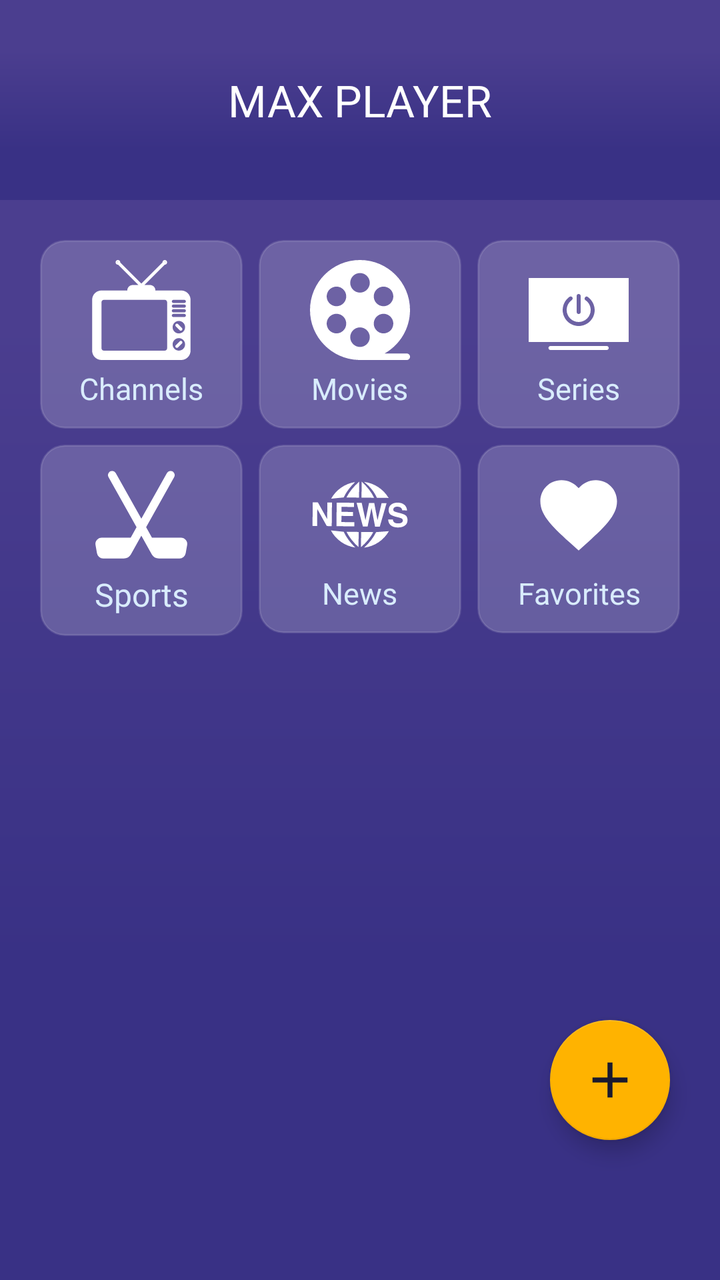
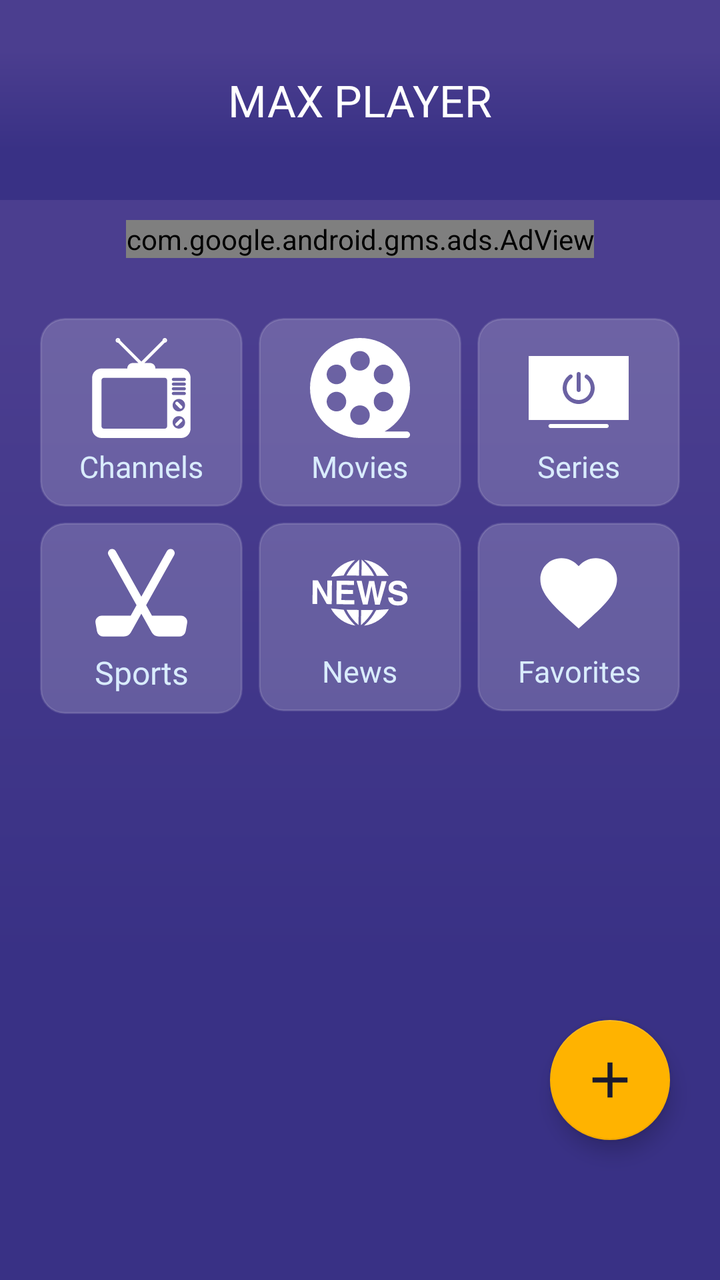

The first picture is an Android layout as it rendered before a commit; the second is the same layout after the commit. The layout source and the unified diff follow.
<!-- AndroidManifest.xml: activity theme FilePickerTheme -->
<!-- res/layout/activity_main.xml -->
<androidx.drawerlayout.widget.DrawerLayout
    xmlns:android="http://schemas.android.com/apk/res/android"
    xmlns:app="http://schemas.android.com/apk/res-auto"
    android:id="@+id/drawerLayout"
    android:layout_width="match_parent"
    android:fitsSystemWindows="true"
    android:background="@drawable/background_img"
    android:layout_height="match_parent">

    
    <androidx.coordinatorlayout.widget.CoordinatorLayout
        android:layout_width="match_parent"
        android:layout_height="match_parent">

        <LinearLayout
            android:layout_width="match_parent"
            android:layout_height="match_parent"
            android:orientation="vertical">

            <com.google.android.material.appbar.MaterialToolbar
                android:id="@+id/toolbar"
                android:layout_width="match_parent"
                android:layout_height="100dp"
                android:background="@drawable/background_img"
                app:title="MAX PLAYER"
                app:titleCentered="true"
                android:fontFamily="@font/inter_medium"
                android:theme="?attr/actionBarTheme"
                android:elevation="4dp"
                />



            <GridLayout
                android:id="@+id/gridLayout"
                android:layout_width="match_parent"
                android:layout_height="wrap_content"
                android:rowCount="2"
                android:columnCount="3"
                android:padding="16dp"
                android:alignmentMode="alignMargins"
                android:columnOrderPreserved="false"
                android:useDefaultMargins="true">

                
                <LinearLayout
                    android:id="@+id/channelsViewBtn"
                    android:layout_width="0dp"
                    android:layout_height="wrap_content"
                    android:orientation="vertical"
                    android:gravity="center"
                    android:background="@drawable/rounded_border"
                    android:padding="10dp"
                    android:elevation="8dp"
                    android:layout_columnWeight="1">

                    <ImageButton
                        android:id="@+id/button1"
                        android:layout_width="wrap_content"
                        android:layout_height="50dp"
                        android:background="@android:color/transparent"
                        android:clickable="false"
                        android:importantForAccessibility="no"
                        android:scaleType="centerInside"
                        android:src="@drawable/television"
                        app:tint="@color/white" />

                    <TextView
                        android:layout_width="wrap_content"
                        android:layout_height="wrap_content"
                        android:fontFamily="@font/inter_medium"
                        android:paddingTop="4dp"
                        android:text="Channels"
                        android:textAlignment="center"
                        android:textColor="@color/accent"
                        android:textSize="15sp" />
                </LinearLayout>

                
                <LinearLayout
                    android:id="@+id/moviesViewBtn"
                    android:layout_width="0dp"
                    android:layout_height="wrap_content"
                    android:layout_columnWeight="1"
                    android:background="@drawable/rounded_border"
                    android:elevation="8dp"
                    android:gravity="center"
                    android:orientation="vertical"
                    android:padding="10dp">

                    <ImageButton
                        android:id="@+id/button2"
                        android:layout_width="wrap_content"
                        android:layout_height="50dp"
                        android:background="@android:color/transparent"
                        android:clickable="false"
                        android:importantForAccessibility="no"
                        android:src="@drawable/movies" />

                    <TextView
                        android:layout_width="wrap_content"
                        android:layout_height="wrap_content"
                        android:fontFamily="@font/inter_medium"
                        android:paddingTop="4dp"
                        android:text="Movies"
                        android:textAlignment="center"
                        android:textColor="@color/accent"
                        android:textSize="15sp" />
                </LinearLayout>

                
                <LinearLayout
                    android:id="@+id/seriesViewBtn"
                    android:layout_width="0dp"
                    android:layout_height="wrap_content"
                    android:layout_columnWeight="1"
                    android:background="@drawable/rounded_border"
                    android:elevation="8dp"
                    android:gravity="center"
                    android:orientation="vertical"
                    android:padding="10dp">

                    <ImageButton
                        android:id="@+id/button3"
                        android:layout_width="wrap_content"
                        android:layout_height="50dp"
                        android:background="@android:color/transparent"
                        android:clickable="false"
                        android:importantForAccessibility="no"
                        android:src="@drawable/series" />

                    <TextView
                        android:layout_width="wrap_content"
                        android:layout_height="wrap_content"
                        android:fontFamily="@font/inter_medium"
                        android:paddingTop="4dp"
                        android:text="Series"
                        android:textAlignment="center"
                        android:textColor="@color/accent"
                        android:textSize="15sp" />
                </LinearLayout>

                
                <LinearLayout
                    android:id="@+id/sportsViewBtn"
                    android:layout_width="0dp"
                    android:layout_height="wrap_content"
                    android:layout_columnWeight="1"
                    android:background="@drawable/rounded_border"
                    android:elevation="8dp"
                    android:gravity="center"
                    android:orientation="vertical"
                    android:padding="10dp">

                    <ImageButton
                        android:id="@+id/button4"
                        android:layout_width="wrap_content"
                        android:layout_height="50dp"
                        android:background="@android:color/transparent"
                        android:clickable="false"
                        android:importantForAccessibility="no"
                        android:src="@drawable/sports" />

                    <TextView
                        android:layout_width="wrap_content"
                        android:layout_height="wrap_content"
                        android:fontFamily="@font/inter_medium"
                        android:paddingTop="4dp"
                        android:text="Sports"
                        android:textAlignment="center"
                        android:textColor="@color/accent"
                        android:textSize="16sp" />
                </LinearLayout>

                
                <LinearLayout
                    android:id="@+id/newsViewBtn"
                    android:layout_width="0dp"
                    android:layout_height="wrap_content"
                    android:layout_columnWeight="1"
                    android:background="@drawable/rounded_border"
                    android:elevation="8dp"
                    android:gravity="center"
                    android:orientation="vertical"
                    android:padding="10dp">

                    <ImageButton
                        android:id="@+id/button5"
                        android:layout_width="wrap_content"
                        android:layout_height="50dp"
                        android:background="@android:color/transparent"
                        android:clickable="false"
                        android:importantForAccessibility="no"
                        android:src="@drawable/news" />

                    <TextView
                        android:layout_width="wrap_content"
                        android:layout_height="wrap_content"
                        android:fontFamily="@font/inter_medium"
                        android:paddingTop="4dp"
                        android:text="News"
                        android:textAlignment="center"
                        android:textColor="@color/accent"
                        android:textSize="15sp" />
                </LinearLayout>

                
                <LinearLayout
                    android:id="@+id/seeAllBtn"
                    android:layout_width="0dp"
                    android:layout_height="wrap_content"
                    android:layout_columnWeight="1"
                    android:background="@drawable/rounded_border"
                    android:elevation="8dp"
                    android:gravity="center"
                    android:orientation="vertical"
                    android:clickable="true"
                    android:focusable="true"
                    android:padding="10dp">

                    <ImageButton
                        android:id="@+id/button6"
                        android:layout_width="wrap_content"
                        android:layout_height="50dp"
                        android:background="@android:color/transparent"
                        android:clickable="false"
                        android:importantForAccessibility="no"
                        android:src="@drawable/baseline_favorite_124" />

                    <TextView
                        android:layout_width="wrap_content"
                        android:layout_height="wrap_content"
                        android:fontFamily="@font/inter_medium"
                        android:paddingTop="4dp"
                        android:text="Favorites"
                        android:textAlignment="center"
                        android:textColor="@color/accent"
                        android:textSize="15sp" />
                </LinearLayout>

            </GridLayout>



            <androidx.recyclerview.widget.RecyclerView
                    android:id="@+id/m3uPlaylist"
                    android:layout_width="match_parent"
                    android:layout_height="match_parent"
                android:padding="8dp"
                />


        </LinearLayout>

        
        <com.google.android.material.floatingactionbutton.FloatingActionButton
            android:id="@+id/fab_btn"
            style="@style/GlassFab"
            android:layout_width="wrap_content"
            android:layout_height="wrap_content"
            android:layout_gravity="bottom|end"
            android:layout_marginEnd="25dp"
            android:layout_marginBottom="70dp"
            android:contentDescription="playlist"
            app:fabCustomSize="60dp"
            app:maxImageSize="30dp"
            app:srcCompat="@drawable/add_24" />

    </androidx.coordinatorlayout.widget.CoordinatorLayout>

    
    <FrameLayout
        android:layout_width="280dp"
        android:layout_height="match_parent"
        android:layout_gravity="start">

        <View
            android:id="@+id/drawerBlurLayer"
            android:layout_width="match_parent"
            android:layout_height="match_parent"
            android:background="@drawable/background_img"/>

    <LinearLayout
        android:id="@+id/drawerView"
        android:layout_width="match_parent"
        android:layout_height="match_parent"
        android:orientation="vertical"
        android:elevation="20dp">

        
        <LinearLayout
            android:layout_width="match_parent"
            android:layout_height="220dp"
            android:gravity="center"
            android:orientation="vertical"
            android:background="@drawable/background_img"
            android:paddingTop="40dp"
            android:paddingBottom="24dp">

            <ImageView
                android:layout_width="74dp"
                android:layout_height="74dp"
                android:src="@mipmap/mpv_launcher_icon" />

            <TextView
                android:text="MAX PLAYER"
                android:textSize="24sp"
                android:fontFamily="@font/inter_medium"
                android:textAlignment="center"
                android:layout_width="match_parent"
                android:layout_height="wrap_content"
                android:textColor="@android:color/white"
                android:textStyle="bold"
                android:paddingTop="12dp" />
        </LinearLayout>
        <View
            android:layout_width="match_parent"
            android:layout_height="22dp"/>
        
        <LinearLayout
            android:id="@+id/licenseInfo"
            android:layout_width="match_parent"
            android:layout_height="wrap_content"
            android:orientation="horizontal"
            android:paddingStart="22dp"
            android:paddingEnd="14dp">

            <ImageView
                android:id="@+id/imageView4"
                android:layout_width="24dp"
                android:layout_height="24dp"
                android:layout_gravity="center"
                app:srcCompat="@drawable/info_48"
                app:tint="@color/white" />

            <TextView
                style="@style/DrawerItem"
                android:layout_weight="1"
                android:text="About" />
        </LinearLayout>

        <LinearLayout
            android:id="@+id/playerInfo"
            android:layout_width="match_parent"
            android:layout_height="wrap_content"
            android:orientation="horizontal"
            android:paddingStart="22dp"
            android:paddingEnd="14dp">

            <ImageView
                android:id="@+id/imageView3"
                android:layout_width="wrap_content"
                android:layout_height="match_parent"
                app:srcCompat="@drawable/ic_mpv_symbolic" />

            <TextView
                style="@style/DrawerItem"
                android:layout_weight="1"
                android:text="Media Player" />
        </LinearLayout>


        <LinearLayout
            android:id="@+id/policyInfo"
            android:layout_width="match_parent"
            android:layout_height="wrap_content"
            android:orientation="horizontal"
            android:paddingStart="22dp"
            android:paddingEnd="14dp">

            <ImageView
                android:id="@+id/imageView5"
                android:layout_width="wrap_content"
                android:layout_height="wrap_content"
                android:layout_gravity="center"
                app:srcCompat="@drawable/outline_policy_24" />

            <TextView
                style="@style/DrawerItem"
                android:layout_weight="1"
                android:text="Privacy Policy" />
        </LinearLayout>

        <LinearLayout
            android:id="@+id/rate_app"
            android:layout_width="match_parent"
            android:layout_height="wrap_content"
            android:orientation="horizontal"
            android:paddingStart="22dp"
            android:paddingEnd="14dp">

            <ImageView
                android:id="@+id/imageView6"
                android:layout_width="wrap_content"
                android:layout_height="wrap_content"
                android:layout_gravity="center"
                app:srcCompat="@drawable/outline_rate_review_24" />

            <TextView
                style="@style/DrawerItem"
                android:layout_weight="1"
                android:text="Rate app" />
        </LinearLayout>

        <LinearLayout
            android:id="@+id/share_app"
            android:layout_width="match_parent"
            android:layout_height="wrap_content"
            android:orientation="horizontal"
            android:paddingStart="22dp"
            android:paddingEnd="14dp">

            <ImageView
                android:id="@+id/imageView7"
                android:layout_width="wrap_content"
                android:layout_height="wrap_content"
                android:layout_gravity="center"
                app:srcCompat="@drawable/outline_share_24" />

            <TextView
                style="@style/DrawerItem"
                android:layout_gravity="center"
                android:layout_weight="1"
                android:text="Share US" />
        </LinearLayout>

    </LinearLayout>
    </FrameLayout>

</androidx.drawerlayout.widget.DrawerLayout>
<!-- resources referenced by this layout -->
<resources>
  <item name="accent" type="color">#D9ECFD</item>
  <color name="white">#FFFFFFFF</color>
  <!-- drawable add_24 (drawable) -->
  <vector xmlns:android="http://schemas.android.com/apk/res/android" android:height="48dp" android:tint="#000000" android:viewportHeight="960" android:viewportWidth="960" android:width="48dp">
        
      <path android:fillColor="@android:color/white" android:pathData="M440,520L200,520L200,440L440,440L440,200L520,200L520,440L760,440L760,520L520,520L520,760L440,760L440,520Z"/>
      
  </vector>
  <!-- drawable baseline_favorite_124 (drawable) -->
  <vector xmlns:android="http://schemas.android.com/apk/res/android" android:height="46dp" android:tint="#FFFFFF" android:viewportHeight="24" android:viewportWidth="24" android:width="46dp">
        
      <path android:fillColor="@android:color/white" android:pathData="M12,21.35l-1.45,-1.32C5.4,15.36 2,12.28 2,8.5 2,5.42 4.42,3 7.5,3c1.74,0 3.41,0.81 4.5,2.09C13.09,3.81 14.76,3 16.5,3 19.58,3 22,5.42 22,8.5c0,3.78 -3.4,6.86 -8.55,11.54L12,21.35z"/>
      
  </vector>
  <!-- mipmap mpv_launcher_icon (mipmap-anydpi-v26) -->
  <?xml version="1.0" encoding="utf-8"?>
  <adaptive-icon xmlns:android="http://schemas.android.com/apk/res/android">
      <background android:drawable="@color/ic_launcher_background"/>
      <foreground android:drawable="@mipmap/ic_launcher_foreground"/>
  </adaptive-icon>
  <style name="DrawerItem">
          <item name="android:layout_width">match_parent</item>
          <item name="android:layout_height">wrap_content</item>
          <item name="android:padding">18dp</item>
          <item name="android:textSize">16sp</item>
          <item name="fontFamily">@font/inter</item>
          <item name="android:textColor">@color/accent</item>
          <item name="android:letterSpacing">0.05</item>
          <item name="android:lineSpacingExtra">4dp</item>
  
      </style>
  <style name="GlassFab" parent="Widget.MaterialComponents.FloatingActionButton">
          <item name="backgroundTint">@color/button_color</item>
          <item name="android:background">@drawable/bg_glass_fab</item>
          <item name="android:elevation">18dp</item>
          <item name="rippleColor">#40FFFFFF</item>
          <item name="tint">#1A1A2E</item>
      </style>
  <style name="FilePickerTheme" parent="Theme.Material3.DayNight.NoActionBar">
          <item name="nnf_separator_color">@color/primary</item>
  
          
          <item name="colorPrimary">@color/primary</item>
          <item name="colorPrimaryDark">@color/primary_dark</item>
          <item name="colorAccent">@color/accent</item>
  
          
          <item name="alertDialogTheme">@style/FilePickerTheme.AlertDialog</item>
          <item name="android:textColorPrimary">@android:color/background_light</item>
          <item name="android:textColorLink">@android:color/background_light</item>
      </style>
  <color name="ic_launcher_background">#6500FD</color>
  <color name="button_color">#FFB300</color>
  <!-- drawable bg_glass_fab (drawable) -->
  <?xml version="1.0" encoding="utf-8"?>
  <shape xmlns:android="http://schemas.android.com/apk/res/android"
      android:shape="oval">
  
      
      <solid android:color="@color/button_color" />
  
      
      <stroke
          android:width="1dp"
          android:color="#55FFFFFF" />
  
  </shape>
  <item name="primary" type="color">#E429314C</item>
  <item name="primary_dark" type="color">@color/primary</item>
  <style name="FilePickerTheme.AlertDialog" parent="Theme.AppCompat.Dialog.Alert">
          <item name="colorPrimary">@color/primary</item>
          <item name="colorPrimaryDark">@color/primary_dark</item>
      </style>
  <!-- unchanged entries left out for length: 12 -->
</resources>

<!-- the commit's change to res/layout/activity_main.xml (unified diff, before → after) -->
@@ -26,10 +26,19 @@
                 app:titleCentered="true"
                 android:fontFamily="@font/inter_medium"
                 android:theme="?attr/actionBarTheme"
+                app:titleTextAppearance="@style/ToolbarTitleStyle"
                 android:elevation="4dp"
                 />
 
-
+            <com.google.android.gms.ads.AdView
+                xmlns:ads="http://schemas.android.com/apk/res-auto"
+                android:id="@+id/banner_ad_view"
+                android:layout_width="wrap_content"
+                android:layout_height="wrap_content"
+                android:layout_gravity="center"
+                android:layout_marginVertical="10dp"
+                ads:adSize="BANNER"
+                ads:adUnitId="ca-app-pub-8534960367024610/3238106731" />
 
             <GridLayout
                 android:id="@+id/gridLayout"
@@ -247,6 +256,7 @@
                     android:layout_width="match_parent"
                     android:layout_height="match_parent"
                 android:padding="8dp"
+                android:clipToPadding="false"
                 />
 
 
<!-- resource entries referenced after the edit -->
@@ -38,6 +38,11 @@
           <item name="rippleColor">#40FFFFFF</item>
           <item name="tint">#1A1A2E</item>
       </style>
+  <style name="ToolbarTitleStyle" parent="TextAppearance.Material3.TitleLarge">
+          <item name="android:fontFamily">@font/inter_medium</item>
+          <item name="android:textColor">@android:color/white</item>
+  
+      </style>
   <style name="FilePickerTheme" parent="Theme.Material3.DayNight.NoActionBar">
           <item name="nnf_separator_color">@color/primary</item>
   
